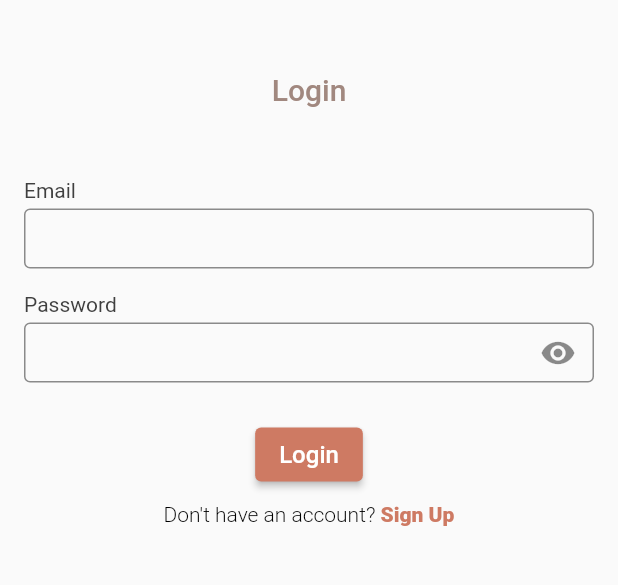
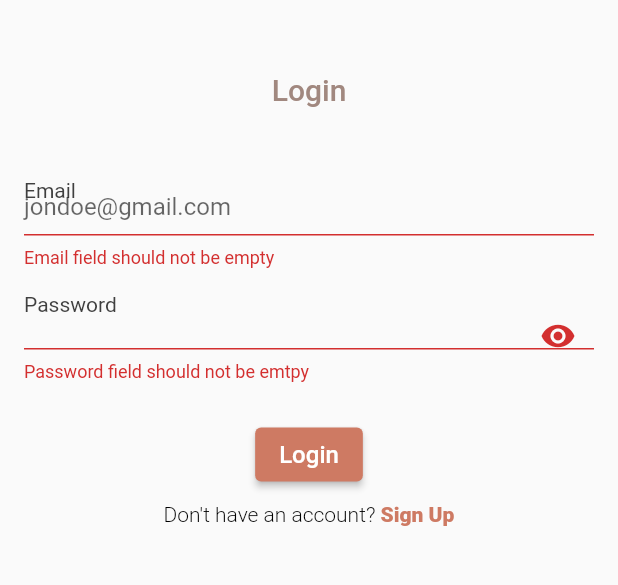
Before and after one commit to SelaseKay/call-away, a Flutter app: the LoginScreen screen opened directly, after a tap on "Login", on a phone screen of 412 x 824 dp, the part 126-711 px from its top. Run offline on Flutter 3.47's test engine with Material 2 defaults, Android fonts, the phone set to English and light mode, and no system bars; our stand-ins replace cloud_firestore, firebase_auth, firebase_core, flutter_riverpod, flutter_svg, google_fonts and 2 more; accounts and stored records are empty; Roboto replaces fonts that are missing (Prompt).

```diff
--- /dev/null
+++ b/lib/env.dart
@@ -0,0 +1,2 @@
+const sKey = "4LE-F98Pcn4Yjz-ICHlxNk5qL1CG_jZKyaljUyHPX4UryPHd50";
+const cKey = "OLvWKbvP7NkAuiclXm6cdwKa9xKCyplz.5Qc5iw3TdfEnmgOqA";
--- a/lib/ui/screens/login_screen.dart
+++ b/lib/ui/screens/login_screen.dart
@@ -1,18 +1,43 @@
+import 'package:call_away/provider/auth_provider.dart';
+import 'package:call_away/services/auth_service.dart';
 import 'package:call_away/ui/components/brand_logo.dart';
 import 'package:call_away/ui/components/labeled_textfield.dart';
+import 'package:call_away/ui/components/loading_screen.dart';
 import 'package:call_away/ui/components/signing_button.dart';
 import 'package:call_away/ui/components/text_span.dart';
-import 'package:call_away/ui/screens/sign_up_screen.dart';
+import 'package:call_away/utils/user_input_validator.dart';
 import 'package:flutter/material.dart';
+import 'package:flutter_riverpod/flutter_riverpod.dart';
 
-class LoginScreen extends StatelessWidget {
+class LoginScreen extends ConsumerWidget {
   LoginScreen({Key? key}) : super(key: key);
 
   final TextEditingController _emailController = TextEditingController();
   final TextEditingController _passwordController = TextEditingController();
 
+  final _formKey = GlobalKey<FormState>();
+
   @override
-  Widget build(BuildContext context) {
+  Widget build(BuildContext context, WidgetRef ref) {
+    final authState = ref.watch(authProvider);
+
+    ref.listen(authProvider, (previous, next) {
+      if (next is AuthenticationStateSuccess) {
+        // ScaffoldMessenger.of(context)
+        //     .showSnackBar(SnackBar(content: Text(next.successMessage)));
+      } else if (next is AuthenticationStateError) {
+        ScaffoldMessenger.of(context)
+            .showSnackBar(SnackBar(content: Text(next.errorMessage)));
+        if (next.errorMessage == "User is not verified") {
+          Navigator.pushNamedAndRemoveUntil(
+              context, "/addPhoneNumber", (route) => false);
+        }
+      } else if (next is AuthenticationStateLoading) {
+        FocusScope.of(context).unfocus();
+      } else if (next is AuthenticationStateUserVerified) {
+        Navigator.pushNamedAndRemoveUntil(context, "home", (route) => false);
+      }
+    });
     return Theme(
       data: Theme.of(context).copyWith(
           primaryColor: const Color(0xFFCE7A63),
@@ -20,14 +45,18 @@ class LoginScreen extends StatelessWidget {
               const TextTheme(headline6: TextStyle(color: Color(0xFFA1887F)))),
       child: Scaffold(
         body: SafeArea(
-            child: ListView(
+            child: Stack(
+          children: [
+            ListView(
               padding: const EdgeInsets.symmetric(horizontal: 16.0),
               children: [
                 const Padding(
                   padding: EdgeInsets.only(top: 12.0),
                   child: BrandLogo(),
                 ),
-            Column(
+                Form(
+                  key: _formKey,
+                  child: Column(
                     crossAxisAlignment: CrossAxisAlignment.center,
                     children: [
                       Padding(
@@ -41,39 +70,50 @@ class LoginScreen extends StatelessWidget {
                           padding: const EdgeInsets.only(top: 48.0),
                           child: LabeledTextField(
                             label: "Email",
+                            hintText: "jondoe@gmail.com",
+                            validator: (value) =>
+                                Validator.validateEmail(value!),
                             controller: _emailController,
                           )),
                       Padding(
                           padding: const EdgeInsets.only(top: 16.0),
                           child: LabeledTextField(
                             label: "Password",
+                            validator: (value) =>
+                                Validator.validatePassword(value!),
                             isPasswordField: true,
                             controller: _passwordController,
                           )),
-
                       Padding(
                         padding: const EdgeInsets.only(top: 24.0),
-                    child: SignButton(text: "Login", onPressed: (){
-
+                        child: SignButton(
+                            text: "Login",
+                            onPressed: () async {
+                              if (_formKey.currentState!.validate()) {
+                                await ref.read(authProvider.notifier).loginUser(
+                                    _emailController.text.trim(),
+                                    _passwordController.text.trim());
+                              }
                             }),
                       ),
-
                       Padding(
-                    padding: const EdgeInsets.only(top: 8.0, bottom: 16.0),
-                    child:
-                    CustomTextSpan(onTapText: (){
-                       Navigator.push(
-                    context,
-                    PageRouteBuilder(
-                      // transitionDuration:
-                      //     const Duration(milliseconds: 550),
-                      pageBuilder: (context, animation, secondaryAnimatio) =>
-                          SignUpScreen(),
-                    ));
-                    }, unclickableText: "Don't have an account? ", clickableText: "Sign Up")
+                          padding:
+                              const EdgeInsets.only(top: 8.0, bottom: 16.0),
+                          child: CustomTextSpan(
+                              onTapText: () {
+                                Navigator.pushNamedAndRemoveUntil(
+                                    context, "/signUp", (route) => false);
+                              },
+                              unclickableText: "Don't have an account? ",
+                              clickableText: "Sign Up")),
+                    ],
                   ),
+                )
               ],
-            )
+            ),
+            authState is AuthenticationStateLoading
+                ? const LoadingScreen()
+                : const SizedBox.shrink()
           ],
         )),
       ),
--- a/lib/ui/screens/otp_verification-screen.dart
+++ b/lib/ui/screens/otp_verification-screen.dart
@@ -82,6 +82,8 @@ class OtpVerificationScreen extends ConsumerWidget {
                 if (otpCode.length != 4) {
                   ScaffoldMessenger.of(context).showSnackBar(const SnackBar(
                       content: Text("Entered code is incomplete")));
+                } else {
+                  Navigator.pushNamed(context, 'home');
                 }
               }),
             ),
@@ -98,7 +100,6 @@ class OtpVerificationScreen extends ConsumerWidget {
     );
   }
 }
-
 
 class _OtpTextField extends ConsumerWidget {
   const _OtpTextField(
--- a/pubspec.yaml
+++ b/pubspec.yaml
@@ -42,6 +42,7 @@ dependencies:
   firebase_core: ^1.21.0
   firebase_auth: ^3.6.4
   cloud_firestore: ^3.4.5
+  dio: ^4.0.6
 
 dev_dependencies:
   flutter_test:
```
Also changed, not shown: lib/main.dart (+11 -3 lines), lib/services/auth_service.dart (+22 -2 lines), lib/ui/components/loading_screen.dart (added, +15 -0 lines), lib/ui/screens/add_phone_number_screen.dart (+9 -16 lines), lib/ui/screens/sign_up_screen.dart (+29 -45 lines), sms_service/sms.postman_collection.json (added, +68 -0 lines), pubspec.lock, 1 other file. Lines whose indentation alone changed are shown as unchanged.
